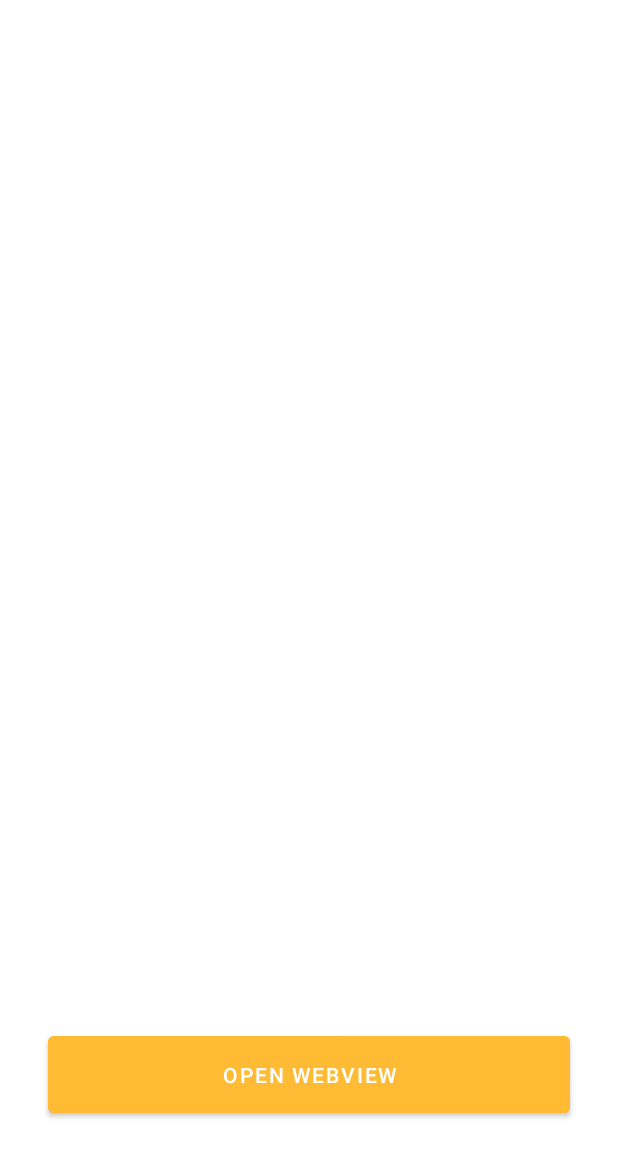
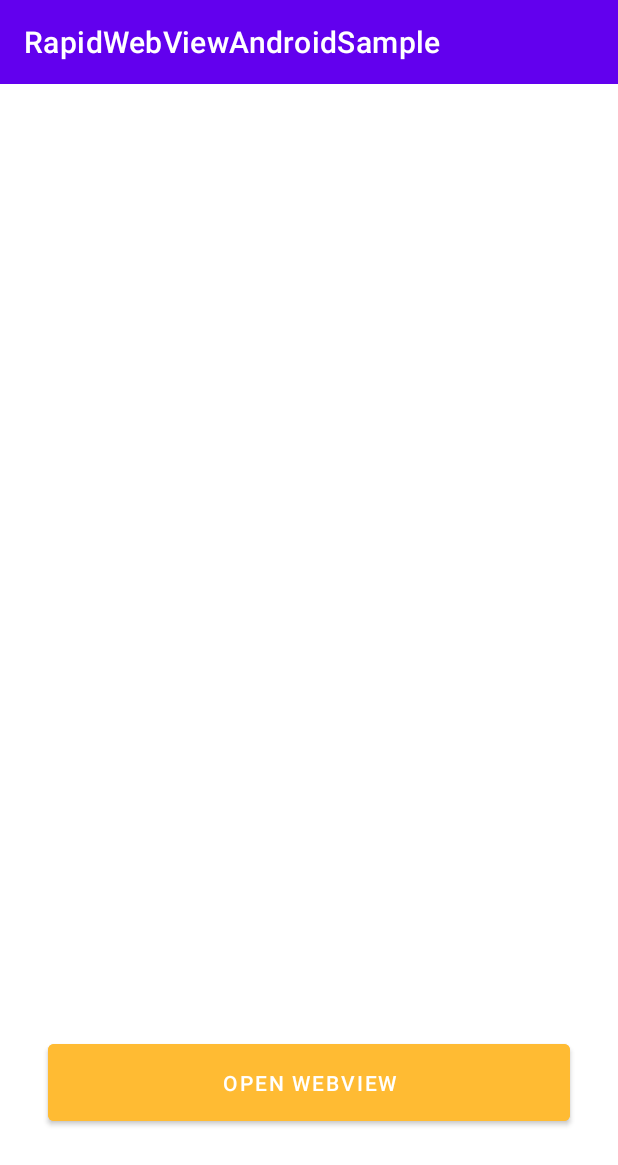
Before and after one commit to workindia/RapidWebView, an Android app: the layout activity_main.xml on its own in the app's theme, with its tools: preview values and no code run, on a phone screen of 412 x 824 dp. Shown: the top 1165 px of the screen. Run offline under Robolectric (Android 15) with nearby library versions, the phone set to English and light mode, and no system bars.

Commit message:
WIFE-82-Updating-RapidWebView-For-Android-15

```diff
--- a/RapidWebView/src/main/java/in/workindia/rapidwebview/activities/UploadFileBottomSheet.kt
+++ b/RapidWebView/src/main/java/in/workindia/rapidwebview/activities/UploadFileBottomSheet.kt
@@ -218,7 +218,7 @@ class UploadFileBottomSheet : BottomSheetDialogFragment(), HandlePathOzListener.
     }
 
     override fun onRequestHandlePathOz(pathOz: PathOz, tr: Throwable?) {
-        if (!pathOz.path?.equals("")) {
+        if (pathOz.path.isNotEmpty()) {
             view?.findViewById<Group>(R.id.file_present)?.visibility = View.VISIBLE
             view?.findViewById<Group>(R.id.file_absent)?.visibility = View.GONE
             fileName = File(pathOz?.path)?.name ?: ""
--- a/build.gradle
+++ b/build.gradle
@@ -5,8 +5,8 @@ buildscript {
         mavenCentral()
     }
     dependencies {
-        classpath 'com.android.tools.build:gradle:4.2.2'
-        classpath "org.jetbrains.kotlin:kotlin-gradle-plugin:1.6.0"
+        classpath 'com.android.tools.build:gradle:8.8.0'
+        classpath "org.jetbrains.kotlin:kotlin-gradle-plugin:1.9.25"
 
         // NOTE: Do not place your application dependencies here; they belong
         // in the individual module build.gradle files
--- a/samples/RapidWebViewAndroidSample/app/build.gradle
+++ b/samples/RapidWebViewAndroidSample/app/build.gradle
@@ -24,11 +24,11 @@ android {
         }
     }
     compileOptions {
-        sourceCompatibility JavaVersion.VERSION_1_8
-        targetCompatibility JavaVersion.VERSION_1_8
+        sourceCompatibility JavaVersion.VERSION_11
+        targetCompatibility JavaVersion.VERSION_11
     }
     kotlinOptions {
-        jvmTarget = '1.8'
+        jvmTarget = '11'
     }
 }
 
--- a/samples/RapidWebViewAndroidSample/app/src/main/AndroidManifest.xml
+++ b/samples/RapidWebViewAndroidSample/app/src/main/AndroidManifest.xml
@@ -1,6 +1,5 @@
 <?xml version="1.0" encoding="utf-8"?>
-<manifest xmlns:android="http://schemas.android.com/apk/res/android"
-    package="in.workindia.rapidwebviewandroidsample">
+<manifest xmlns:android="http://schemas.android.com/apk/res/android">
 
     <uses-permission android:name="android.permission.CALL_PHONE" />
     <uses-permission android:name="android.permission.VIBRATE" />
--- a/samples/RapidWebViewAndroidSample/app/src/main/res/layout/activity_main.xml
+++ b/samples/RapidWebViewAndroidSample/app/src/main/res/layout/activity_main.xml
@@ -2,9 +2,24 @@
 <androidx.constraintlayout.widget.ConstraintLayout xmlns:android="http://schemas.android.com/apk/res/android"
     xmlns:app="http://schemas.android.com/apk/res-auto"
     xmlns:tools="http://schemas.android.com/tools"
+    android:id="@+id/main"
     android:layout_width="match_parent"
     android:layout_height="match_parent"
+    android:fitsSystemWindows="false"
     tools:context=".MainActivity">
+
+    <!-- Custom Toolbar that extends into status bar -->
+    <com.google.android.material.appbar.MaterialToolbar
+        android:id="@+id/toolbar"
+        android:layout_width="match_parent"
+        android:layout_height="wrap_content"
+        android:background="?attr/colorPrimary"
+        android:minHeight="?attr/actionBarSize"
+        app:title="RapidWebViewAndroidSample"
+        app:titleTextColor="?attr/colorOnPrimary"
+        app:layout_constraintTop_toTopOf="parent"
+        app:layout_constraintStart_toStartOf="parent"
+        app:layout_constraintEnd_toEndOf="parent" />
 
     <com.google.android.material.button.MaterialButton
         android:id="@+id/navigationButton"
@@ -18,7 +33,7 @@
         app:layout_constraintBottom_toBottomOf="parent"
         app:layout_constraintEnd_toEndOf="parent"
         app:layout_constraintStart_toStartOf="parent"
-        app:layout_constraintTop_toTopOf="parent"
+        app:layout_constraintTop_toBottomOf="@id/toolbar"
         app:layout_constraintVertical_bias="0.9" />
 
 </androidx.constraintlayout.widget.ConstraintLayout>
--- a/samples/RapidWebViewAndroidSample/app/src/main/res/values-night/themes.xml
+++ b/samples/RapidWebViewAndroidSample/app/src/main/res/values-night/themes.xml
@@ -1,6 +1,6 @@
 <resources xmlns:tools="http://schemas.android.com/tools">
     <!-- Base application theme. -->
-    <style name="Theme.RapidWebViewAndroidSample" parent="Theme.MaterialComponents.DayNight.DarkActionBar">
+    <style name="Theme.RapidWebViewAndroidSample" parent="Theme.MaterialComponents.DayNight.NoActionBar">
         <!-- Primary brand color. -->
         <item name="colorPrimary">@color/purple_200</item>
         <item name="colorPrimaryVariant">@color/purple_700</item>
--- a/samples/RapidWebViewAndroidSample/app/src/main/res/values/themes.xml
+++ b/samples/RapidWebViewAndroidSample/app/src/main/res/values/themes.xml
@@ -1,6 +1,6 @@
 <resources xmlns:tools="http://schemas.android.com/tools">
     <!-- Base application theme. -->
-    <style name="Theme.RapidWebViewAndroidSample" parent="Theme.MaterialComponents.DayNight.DarkActionBar">
+    <style name="Theme.RapidWebViewAndroidSample" parent="Theme.MaterialComponents.DayNight.NoActionBar">
         <!-- Primary brand color. -->
         <item name="colorPrimary">@color/purple_500</item>
         <item name="colorPrimaryVariant">@color/purple_700</item>
```
Also changed, not shown: RapidWebView/build.gradle (+12 -11 lines), samples/RapidWebViewAndroidSample/app/src/main/java/in/workindia/rapidwebviewandroidsample/MainActivity.kt (+54 -8 lines), samples/RapidWebViewAndroidSample/app/src/main/java/in/workindia/rapidwebviewandroidsample/WebViewActivity.kt (+66 -7 lines), samples/RapidWebViewAndroidSample/app/src/main/res/layout/activity_web_view.xml (+23 -1 lines), gradle/wrapper/gradle-wrapper.properties, samples/RapidWebViewAndroidSample/gradle/wrapper/gradle-wrapper.properties.
